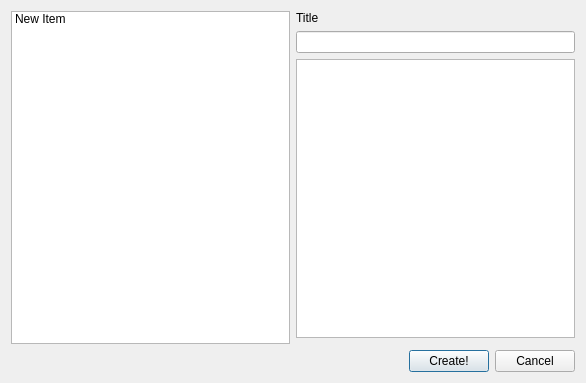
Old version of the form copasi/UI/DefaultplotDialog.ui in the repository copasi/COPASI.
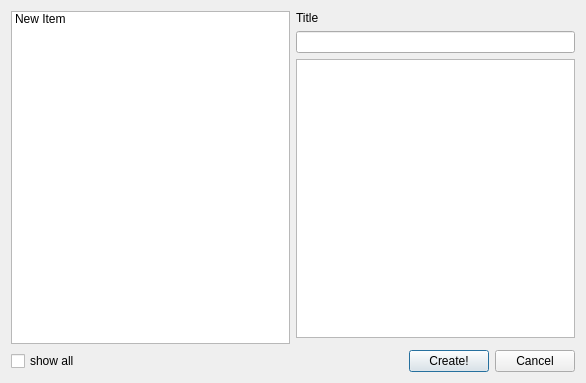
New version of the form.

The edit to the form file:
```diff
--- a/copasi/UI/DefaultplotDialog.ui
+++ b/copasi/UI/DefaultplotDialog.ui
@@ -52,6 +52,13 @@
    </item>
    <item row="4" column="0" colspan="2">
     <layout class="QHBoxLayout">
+     <item>
+      <widget class="QCheckBox" name="mpCheckAll">
+       <property name="text">
+        <string>show all</string>
+       </property>
+      </widget>
+     </item>
      <item>
       <spacer name="spacerButtons">
        <property name="orientation">
```
Left out of the diff: 20 changed lines with no effect on the pictures.
